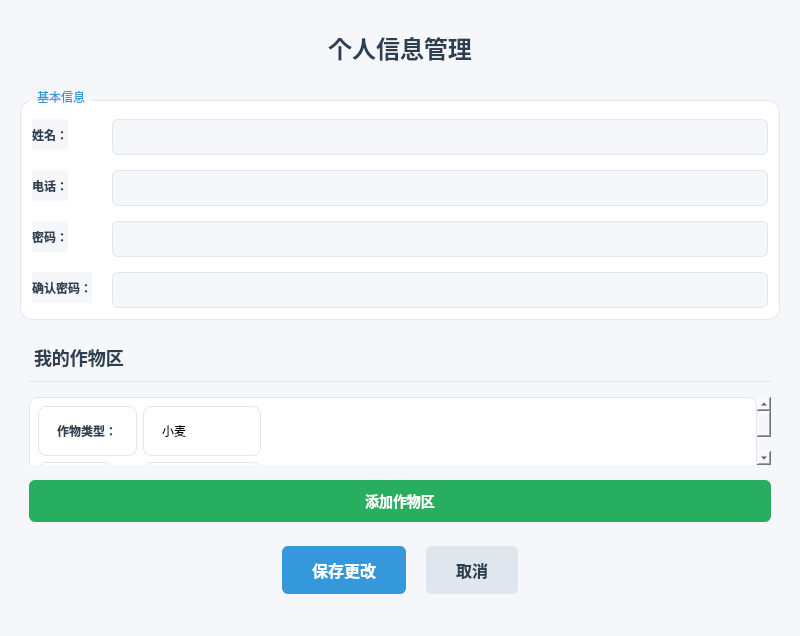
The window that changeinfowindow.ui (wangyl6636/SmartAgriculture) describes before a commit, drawn with Qt 5.
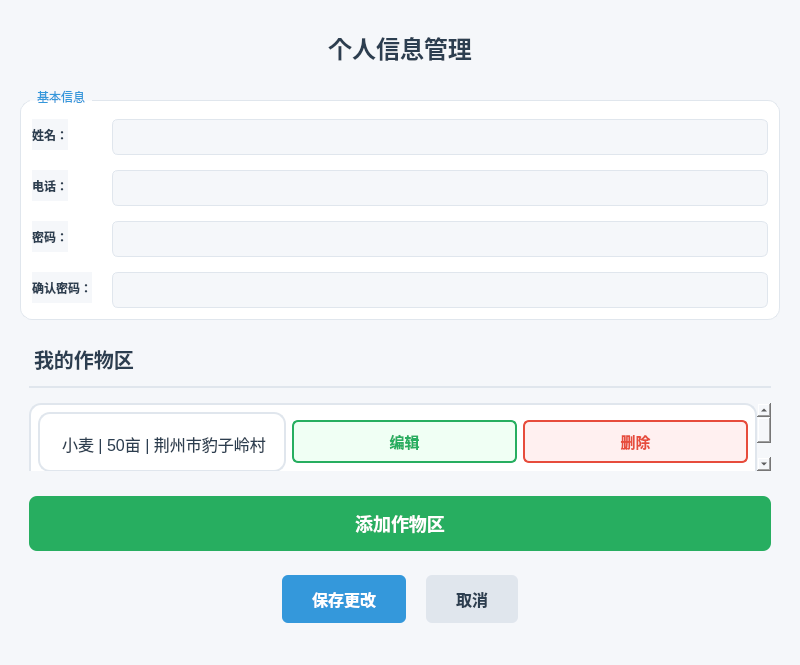
The same window after the commit.

Patch:
```diff
--- a/changeinfowindow.ui
+++ b/changeinfowindow.ui
@@ -222,11 +222,11 @@
           </property>
           <property name="styleSheet">
            <string><![CDATA[
-             font-size: 18px;
+             font-size: 20px;
              font-weight: bold;
              color: #2c3e50;
-             padding-bottom: 10px;
-             border-bottom: 1px solid #e0e6ed;
+             padding-bottom: 12px;
+             border-bottom: 2px solid #e0e6ed;
            ]]></string>
           </property>
          </widget>
@@ -247,7 +247,7 @@
           <widget class="QWidget" name="cropAreaList">
            <layout class="QVBoxLayout" name="cropAreaLayout">
             <property name="spacing">
-             <number>10</number>
+             <number>16</number>
             </property>
             <property name="leftMargin">
              <number>0</number>
@@ -267,101 +267,84 @@
              <widget class="QWidget">
               <property name="styleSheet">
                <string><![CDATA[
-                 background: #ffffff;
-                 border-radius: 8px;
-                 padding: 15px;
-                 border: 1px solid #e0e6ed;
+                 background: #fff;
+                 border-radius: 12px;
+                 border: 1.5px solid #e0e6ed;
+                 margin-bottom: 10px;
+                 padding: 18px 14px 14px 18px;
                ]]></string>
               </property>
-              <layout class="QHBoxLayout">
+              <layout class="QVBoxLayout">
                <item>
-                <layout class="QFormLayout">
-                 <item row="0" column="0">
+                <layout class="QHBoxLayout">
+                 <item>
                   <widget class="QLabel">
                    <property name="text">
-                    <string>作物类型：</string>
+                    <string>小麦 | 50亩 | 荆州市豹子岭村</string>
                    </property>
                    <property name="styleSheet">
-                    <string>font-weight: bold; color: #2c3e50;</string>
+                    <string>font-size: 16px; color: #2c3e50;</string>
                    </property>
                   </widget>
                  </item>
-                 <item row="0" column="1">
-                  <widget class="QLabel" name="cropTypeLabel">
+                 <item>
+                  <widget class="QPushButton">
                    <property name="text">
-                    <string>小麦</string>
+                    <string>编辑</string>
                    </property>
-                  </widget>
-                 </item>
-                 <item row="1" column="0">
-                  <widget class="QLabel">
-                   <property name="text">
-                    <string>面积：</string>
-                   </property>
                    <property name="styleSheet">
-                    <string>font-weight: bold; color: #2c3e50;</string>
+                    <string><![CDATA[
+                      QPushButton {
+                        background: #f0fff4;
+                        color: #27ae60;
+                        border: 1.5px solid #27ae60;
+                        border-radius: 6px;
+                        padding: 8px 22px;
+                        font-size: 15px;
+                        font-weight: bold;
+                      }
+                      QPushButton:hover {
+                        background: #e0f7e0;
+                      }
+                    ]]></string>
                    </property>
                   </widget>
                  </item>
-                 <item row="1" column="1">
-                  <widget class="QLabel" name="cropAreaLabel">
+                 <item>
+                  <widget class="QPushButton">
                    <property name="text">
-                    <string>50亩</string>
+                    <string>删除</string>
                    </property>
-                  </widget>
-                 </item>
-                 <item row="2" column="0">
-                  <widget class="QLabel">
-                   <property name="text">
-                    <string>位置：</string>
-                   </property>
                    <property name="styleSheet">
-                    <string>font-weight: bold; color: #2c3e50;</string>
-                   </property>
-                  </widget>
-                 </item>
-                 <item row="2" column="1">
-                  <widget class="QLabel" name="cropLocationLabel">
-                   <property name="text">
-                    <string>东区农场A地块</string>
+                    <string><![CDATA[
+                      QPushButton {
+                        background: #fff0f0;
+                        color: #e74c3c;
+                        border: 1.5px solid #e74c3c;
+                        border-radius: 6px;
+                        padding: 8px 22px;
+                        font-size: 15px;
+                        font-weight: bold;
+                      }
+                      QPushButton:hover {
+                        background: #ffe0e0;
+                      }
+                    ]]></string>
                    </property>
                   </widget>
                  </item>
                 </layout>
                </item>
                <item>
-                <spacer name="horizontalSpacer">
-                 <property name="orientation">
-                  <enum>Qt::Horizontal</enum>
-                 </property>
-                 <property name="sizeHint" stdset="0">
-                  <size>
-                   <width>40</width>
-                   <height>20</height>
-                  </size>
-                 </property>
-                </spacer>
-               </item>
-               <item>
-                <widget class="QPushButton" name="modifyCropButton">
+                <widget class="QLabel">
                  <property name="text">
-                  <string>修改</string>
+                  <string>说明：本地优质小麦，适合春季种植。</string>
                  </property>
                  <property name="styleSheet">
-                  <string><![CDATA[
-                    QPushButton {
-                      background-color: #3498db;
-                      color: white;
-                      border-radius: 6px;
-                      padding: 8px 16px;
-                      font-size: 13px;
-                      font-weight: bold;
-                      border: none;
-                    }
-                    QPushButton:hover {
-                      background-color: #2980b9;
-                    }
-                  ]]></string>
+                  <string>font-size: 14px; color: #888; background: #f8f9fa; border-radius: 5px; padding: 8px 12px; margin-top: 6px;</string>
+                 </property>
+                 <property name="wordWrap">
+                  <bool>true</bool>
                  </property>
                 </widget>
                </item>
@@ -400,13 +383,13 @@
           <property name="styleSheet">
            <string><![CDATA[
              QPushButton {
-               background-color: #27ae60;
+               background: #27ae60;
                color: white;
-               border-radius: 6px;
-               padding: 10px 20px;
-               font-size: 14px;
+               border-radius: 8px;
+               padding: 14px 0;
+               font-size: 18px;
                font-weight: bold;
-               border: none;
+               margin-top: 10px;
              }
              QPushButton:hover {
                background-color: #219653;
```
Left out of the diff: 6 changed lines with no effect on the pictures.
